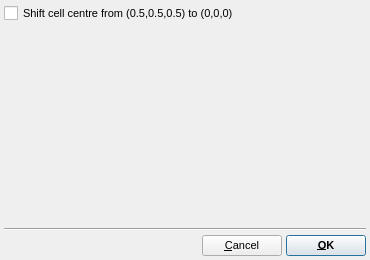
First picture: the form in src/plugins/io_dlpoly/dlp4importoptions.ui, repository trisyoungs/aten, before the edit.
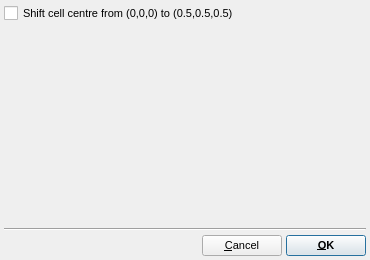
Second picture: the form after the edit.

Commit message: Fixed - DL_POLY FIELD plugin returned wrong type. Added code behind SaveExpression button on forcefields panel. Removed old dlpoly filter (moved last bit of old code to field plugin for reimplmentation of import). Added cell shift code to DL_POLY CONFIG import.

```diff
--- a/src/plugins/io_dlpoly/dlp4importoptions.ui
+++ b/src/plugins/io_dlpoly/dlp4importoptions.ui
@@ -37,7 +37,7 @@
    <item>
     <widget class="QCheckBox" name="ShiftCellCentreCheck">
      <property name="text">
-      <string>Shift cell centre from (0.5,0.5,0.5) to (0,0,0)</string>
+      <string>Shift cell centre from (0,0,0) to (0.5,0.5,0.5)</string>
      </property>
     </widget>
    </item>
```
The commit also changes 5 other files.
